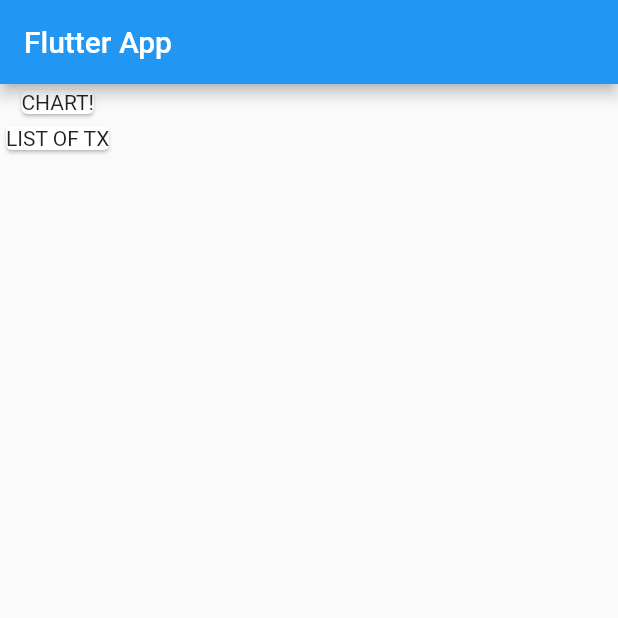
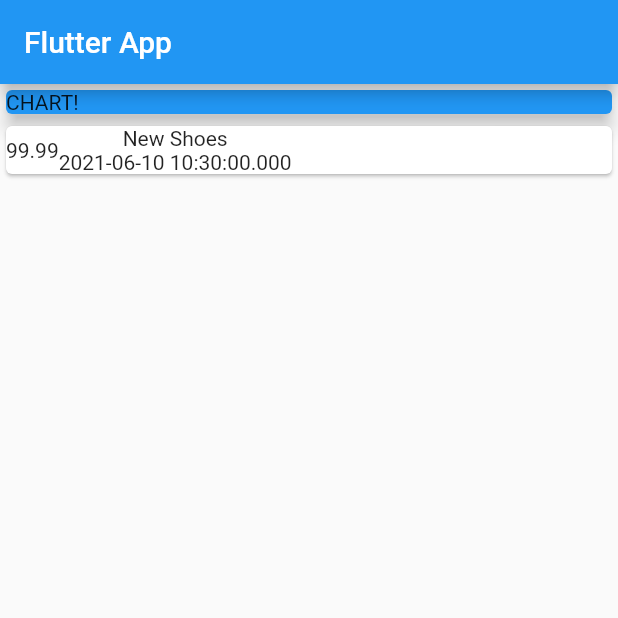
Before and after one commit to cryp73r/Flutter_App_Development_3, a Flutter app: the screen it shows after launch, on a phone screen of 412 x 824 dp, the top half of it. Run offline on Flutter 3.47's test engine with Material 2 defaults, Android fonts, the phone set to English and light mode, and no system bars.

```diff
--- a/personal_expenses_app/lib/main.dart
+++ b/personal_expenses_app/lib/main.dart
@@ -1,4 +1,5 @@
 import 'package:flutter/material.dart';
+import 'package:personal_expenses_app/transaction.dart';
 
 void main() => runApp(const MyApp());
 
@@ -7,7 +8,7 @@ class MyApp extends StatelessWidget {
 
   @override
   Widget build(BuildContext context) {
-    return const MaterialApp(
+    return MaterialApp(
       title: "Flutter App",
       home: MyHomePage(),
     );
@@ -15,7 +16,16 @@ class MyApp extends StatelessWidget {
 }
 
 class MyHomePage extends StatelessWidget {
-  const MyHomePage({Key? key}) : super(key: key);
+  MyHomePage({Key? key}) : super(key: key);
+
+  final List<Transaction> transaction = [
+    Transaction(
+        id: 't1',
+        title: 'New Shoes',
+        amount: 99.99,
+        date: DateTime.now()
+    ),
+  ];
 
   @override
   Widget build(BuildContext context) {
@@ -24,11 +34,26 @@ class MyHomePage extends StatelessWidget {
         title: const Text("Flutter App"),
       ),
       body: Column(
-        children: const [
-          Card(
-            child: Text("CHART!"),
+        children: [
+          const SizedBox(
+            width: double.infinity,
+            child: Card(
+              color: Colors.blue,
+              child: Text("CHART!"),
+              elevation: 5.0,
+            ),
           ),
-          Card(child: Text("LIST OF TX"),)
+          Column(children: transaction.map((tx) {
+            return Card(child: Row(
+              children: [
+                Container(child: Text(tx.amount!.toString())),
+                Column(children: [
+                  Text(tx.title!),
+                  Text(tx.date!.toString())
+                ],)
+              ],
+            ),);
+          }).toList())
         ],
       ),
     );
--- /dev/null
+++ b/personal_expenses_app/lib/transaction.dart
@@ -0,0 +1,10 @@
+import 'package:flutter/foundation.dart';
+
+class Transaction {
+  final String? id;
+  final String? title;
+  final double? amount;
+  final DateTime? date;
+
+  Transaction({@required this.id, @required this.title, @required this.amount, @required this.date});
+}
```
